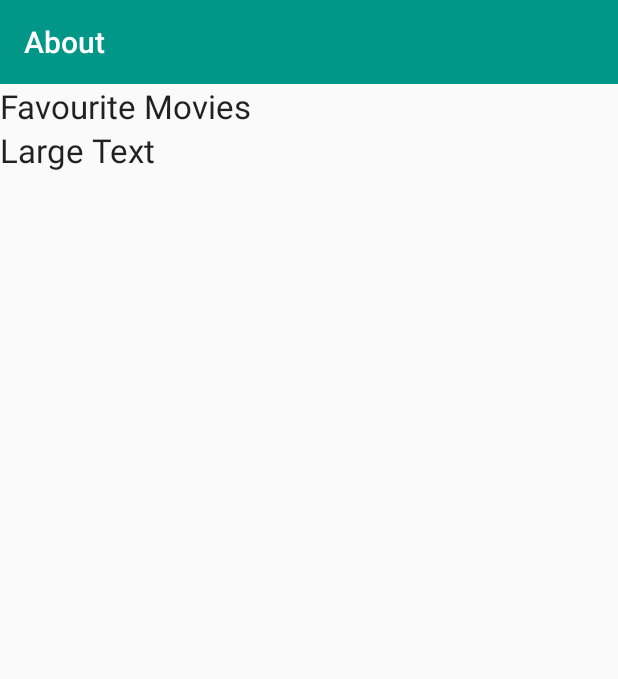
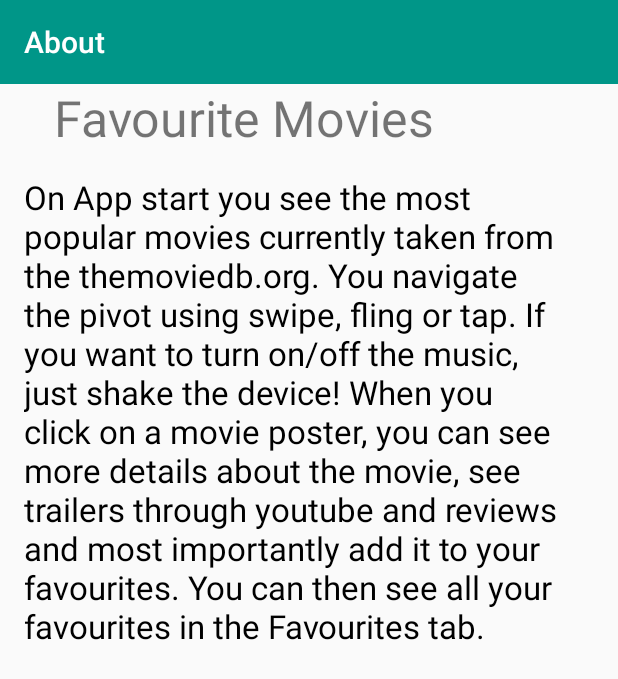
Before and after one commit to SDobrev/FavoriteMovies, an Android app: the AboutActivity screen opened directly, with no data from a screen before it, on a phone screen of 412 x 824 dp. Shown: the top 679 px of the screen. Run offline under Robolectric (Android 15) with nearby library versions, the phone set to English and light mode, and no system bars.

Commit message:
about page

```diff
--- a/app/src/main/res/layout/activity_about.xml
+++ b/app/src/main/res/layout/activity_about.xml
@@ -11,22 +11,33 @@
         layout="@layout/tool_bar_detail"
         android:layout_width="match_parent"
         android:layout_height="wrap_content" />
+    <TextView
+        android:id="@+id/about_description"
+        android:layout_width="match_parent"
+        android:layout_height="wrap_content"
+        android:layout_marginBottom="16dp"
+        android:layout_marginLeft="36dp"
+        android:layout_marginRight="16dp"
+        android:textSize="33dp"
+        android:text="Favourite Movies"/>
+
+    <ScrollView
+        android:id="@+id/scrollViewAbout"
+        android:layout_width="match_parent"
+        android:layout_height="match_parent"
+        android:layout_alignParentBottom="true"
+        android:layout_centerHorizontal="true">
 
     <TextView
-        android:layout_width="fill_parent"
+        android:id="@+id/about_detail_description"
+        android:layout_width="match_parent"
         android:layout_height="wrap_content"
-        android:textAppearance="?android:attr/textAppearanceLarge"
-        android:textAlignment= "center"
-        android:text="Favourite Movies"
-        android:id="@+id/textView"
-        android:theme="@style/AppTheme"
-        android:password="false" />
-
-    <TextView
-        android:layout_width="wrap_content"
-        android:layout_height="wrap_content"
-        android:textAppearance="?android:attr/textAppearanceLarge"
-        android:text="Large Text"
-        android:id="@+id/textViewText" />
-
+        android:layout_marginBottom="0dp"
+        android:textColor="#000000"
+        android:textAlignment="center"
+        android:layout_marginLeft="16dp"
+        android:layout_marginRight="16dp"
+        android:textSize="22dp"
+        android:text="On App start you see the most popular movies currently taken from the themoviedb.org. You navigate the pivot using swipe, fling or tap. If you want to turn on/off the music, just shake the device! When you click on a movie poster, you can see more details about the movie, see trailers through youtube and reviews and most importantly add it to your favourites. You can then see all your favourites in the Favourites tab.   "/>
+    </ScrollView>
 </LinearLayout>
```
Also changed, not shown: 2 other files.
